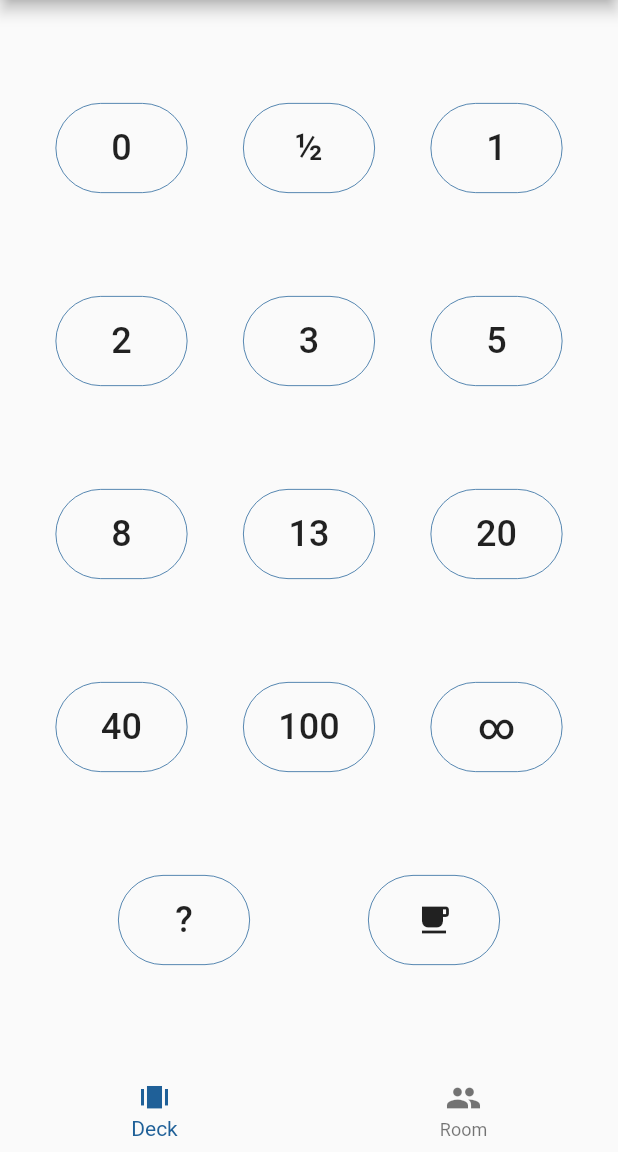
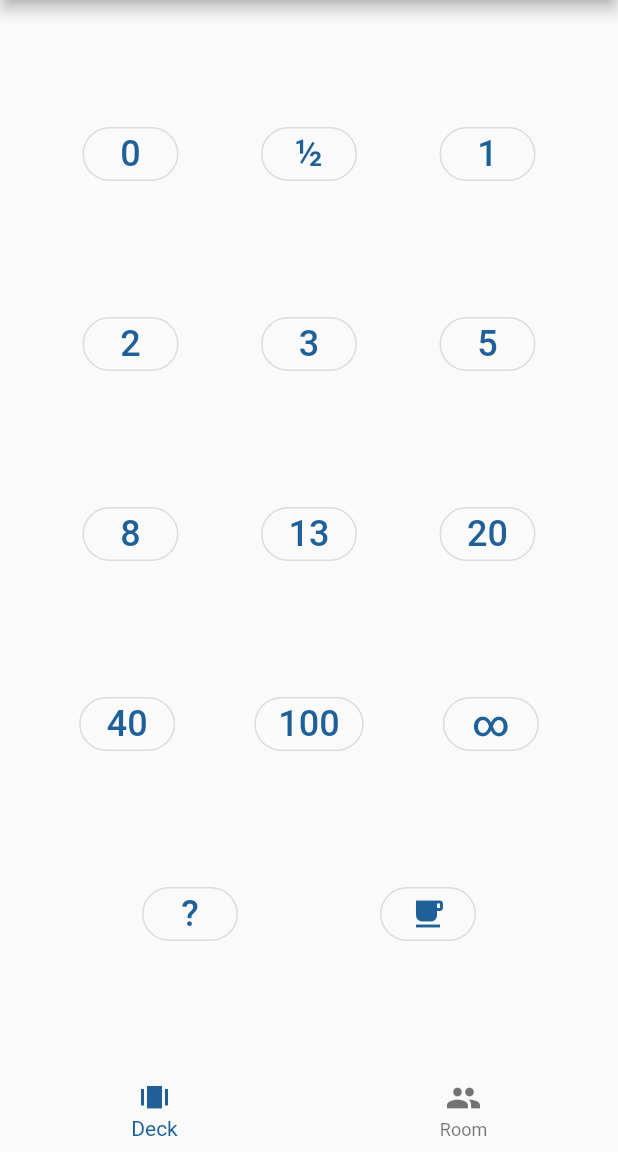
Before and after one commit to abianche/planningpoker, a Flutter app: the HomeScreen screen opened by its route, on a phone screen of 412 x 824 dp, the part 84-1236 px from its top. Run offline on Flutter 3.47's test engine with Material 2 defaults, Android fonts, the light colour scheme and no system bars; our stand-ins replace cloud_firestore, firebase_auth, firebase_core, flutter_markdown, flutter_redux, intro_slider and 6 more; missing offline and left inert: launch_review; accounts and stored records are empty; generated files the repository leaves out were written again.

Commit message:
migrate to flutter 2

```diff
--- a/lib/widgets/deck_tile.dart
+++ b/lib/widgets/deck_tile.dart
@@ -34,13 +34,13 @@ class _DeckTileState extends State<DeckTile> {
       return StoreConnector<AppState, _ViewModel>(
         distinct: true,
         converter: _ViewModel.fromStore,
-        builder: (context, vm) => ButtonTheme(
-          height: 60.0,
-          child: OutlineButton(
-            splashColor: Color(widget.deck.deckColor),
-            borderSide: BorderSide(color: Color(widget.deck.deckColor), width: 0.5),
+        builder: (context, vm) => OutlinedButton(
+          style: OutlinedButton.styleFrom(
             shape: RoundedRectangleBorder(
               borderRadius: BorderRadius.circular(30.0),
+            ),
+            primary: Color(
+                Theme.of(context).brightness == Brightness.dark ? widget.deck.deckColorDark : widget.deck.deckColor),
           ),
           child: Text(
             widget.data,
@@ -51,7 +51,6 @@ class _DeckTileState extends State<DeckTile> {
             await showSelection();
           },
         ),
-        ),
       );
     }
 
@@ -59,20 +58,19 @@ class _DeckTileState extends State<DeckTile> {
       return StoreConnector<AppState, _ViewModel>(
         distinct: true,
         converter: _ViewModel.fromStore,
-        builder: (context, vm) => ButtonTheme(
-          height: 60.0,
-          child: OutlineButton(
-            splashColor: Color(widget.deck.deckColor),
-            borderSide: BorderSide(color: Color(widget.deck.deckColor), width: 0.5),
+        builder: (context, vm) => OutlinedButton(
+          style: OutlinedButton.styleFrom(
             shape: RoundedRectangleBorder(
               borderRadius: BorderRadius.circular(30.0),
+            ),
+            primary: Color(
+                Theme.of(context).brightness == Brightness.dark ? widget.deck.deckColorDark : widget.deck.deckColor),
           ),
           child: Icon(widget.data),
           onPressed: () async {
             vm.setPlayerCard((widget.tapToReveal ? '_${widget.name}' : widget.name));
             await showSelection();
           },
-          ),
         ),
       );
     }
@@ -81,38 +79,34 @@ class _DeckTileState extends State<DeckTile> {
       return StoreConnector<AppState, _ViewModel>(
         distinct: true,
         converter: _ViewModel.fromStore,
-        builder: (context, vm) => ButtonTheme(
-          height: 60.0,
-          child: RaisedButton(
-            splashColor: Color(widget.deck.deckColor),
+        // ignore: missing_required_param
+        builder: (context, vm) => ElevatedButton(
+          style: ElevatedButton.styleFrom(
             shape: RoundedRectangleBorder(
               borderRadius: BorderRadius.circular(30.0),
             ),
             padding: const EdgeInsets.all(16.0),
+            primary: widget.data,
+          ),
           onPressed: () async {
             vm.setPlayerCard((widget.tapToReveal ? '_${widget.name}' : widget.name));
             await showSelection();
           },
-            color: widget.data,
-          ),
         ),
       );
     }
 
-    return ButtonTheme(
-      height: 60.0,
-      child: OutlineButton(
-        splashColor: Color(widget.deck.deckColor),
-        borderSide: BorderSide(color: Color(widget.deck.deckColor), width: 0.5),
+    return OutlinedButton(
+      style: OutlinedButton.styleFrom(
         shape: RoundedRectangleBorder(
           borderRadius: BorderRadius.circular(30.0),
+        ),
       ),
       child: const Text(
         '',
         style: const TextStyle(fontSize: 24.0),
       ),
       onPressed: null,
-      ),
     );
   }
 
```
Also changed, not shown: lib/services/firestore.service.dart (+18 -4 lines), lib/views/room.view.dart (+4 -4 lines), lib/views/settings.custom_deck.screen.dart (+4 -4 lines), lib/widgets/card_back.dart (+7 -5 lines), lib/widgets/player_card.dart (+10 -6 lines), pubspec.yaml (+18 -18 lines), pubspec.lock. Lines whose indentation alone changed are shown as unchanged.
